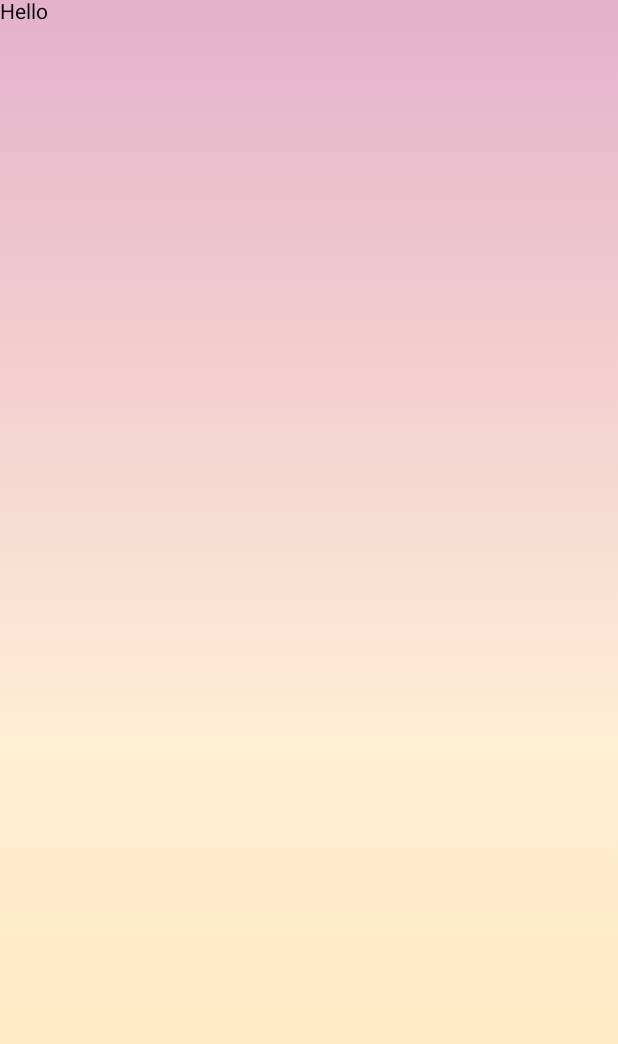
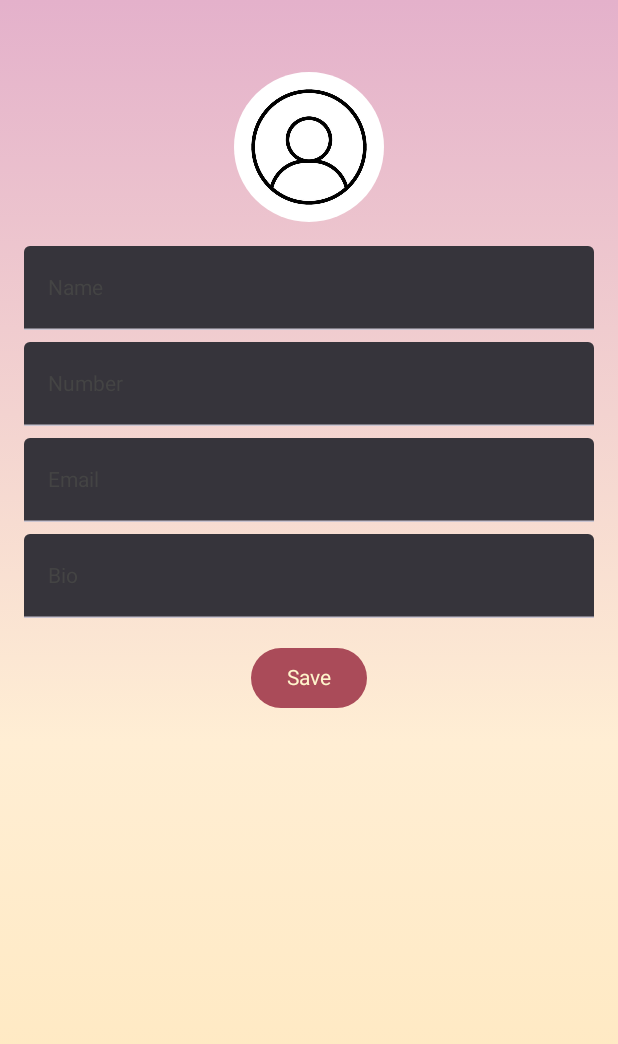
Before and after one commit to noomenehajer/ParentPath, an Android app built with Jetpack Compose: the ProfileScreen screen opened through its navigation route, on a phone screen of 412 x 824 dp. Shown: the top 1044 px of the screen. Run offline under Robolectric (Android 15) with nearby library versions, the phone set to English and light mode, and no system bars.

Commit message:
profile ui

```diff
--- a/app/src/main/java/com/androidlead/parentpath/ui/screen/profile/ProfileScreen.kt
+++ b/app/src/main/java/com/androidlead/parentpath/ui/screen/profile/ProfileScreen.kt
@@ -1,21 +1,37 @@
 package com.androidlead.parentpath.ui.screen.profile
 
+import androidx.compose.foundation.Image
 import androidx.compose.foundation.background
 import androidx.compose.foundation.layout.Column
+import androidx.compose.foundation.layout.Spacer
 import androidx.compose.foundation.layout.fillMaxSize
 import androidx.compose.foundation.layout.fillMaxWidth
-import androidx.compose.material.Button
+import androidx.compose.foundation.layout.padding
+import androidx.compose.foundation.layout.size
+import androidx.compose.foundation.layout.height
+import androidx.compose.foundation.shape.CircleShape
+import androidx.compose.material3.Button
 import androidx.compose.material.Text
-import androidx.compose.material.TextField
+import androidx.compose.material3.TextField
+import androidx.compose.material3.ButtonDefaults
 import androidx.compose.runtime.Composable
 import androidx.compose.runtime.mutableStateOf
 import androidx.compose.runtime.remember
+import androidx.compose.ui.Alignment
 import androidx.compose.ui.Modifier
+import androidx.compose.ui.draw.clip
 import androidx.compose.ui.graphics.Brush
-import androidx.compose.ui.tooling.preview.Preview
+import androidx.compose.ui.graphics.Color
+import androidx.compose.ui.layout.ContentScale
+import androidx.compose.ui.res.painterResource
+import androidx.compose.ui.text.style.TextAlign
+import androidx.compose.ui.unit.dp
+import com.androidlead.parentpath.R
 import com.androidlead.parentpath.ui.theme.PrimaryPinkBlended
 import com.androidlead.parentpath.ui.theme.PrimaryYellow
 import com.androidlead.parentpath.ui.theme.PrimaryYellowLight
+import androidx.compose.foundation.shape.RoundedCornerShape
+import androidx.compose.material3.TextFieldDefaults
 
 @Composable
 fun ProfileScreen(
@@ -32,7 +48,81 @@ fun ProfileScreen(
                     1f to PrimaryYellow
                 )
             )
+            .padding(16.dp),
+        horizontalAlignment = Alignment.CenterHorizontally
     ) {
-        Text(text = "Hello", modifier = Modifier.fillMaxWidth())
+        Spacer(modifier = Modifier.height(32.dp)) // Add space at the top
+
+        // Profile Picture
+        Image(
+            painter = painterResource(R.drawable.avatar),
+            contentDescription = "Profile Picture",
+            modifier = Modifier
+                .size(100.dp)
+                .clip(CircleShape),
+            contentScale = ContentScale.Crop
+        )
+        Spacer(modifier = Modifier.height(16.dp))
+
+        // Editable Fields
+        val name = remember { mutableStateOf("") }
+        val number = remember { mutableStateOf("") }
+        val email = remember { mutableStateOf("") }
+        val bio = remember { mutableStateOf("") }
+
+        TextField(
+            value = name.value,
+            onValueChange = { name.value = it },
+            label = { Text("Name", color = Color.DarkGray) },
+            modifier = Modifier
+                .fillMaxWidth()
+                .background(Color.White, shape = RoundedCornerShape(8.dp)),
+
+        )
+        Spacer(modifier = Modifier.height(8.dp))
+
+        TextField(
+            value = number.value,
+            onValueChange = { number.value = it },
+            label = { Text("Number", color = Color.DarkGray) },
+            modifier = Modifier
+                .fillMaxWidth()
+                .background(Color.White, shape = RoundedCornerShape(8.dp)),
+
+        )
+        Spacer(modifier = Modifier.height(8.dp))
+
+        TextField(
+            value = email.value,
+            onValueChange = { email.value = it },
+            label = { Text("Email", color = Color.DarkGray) },
+            modifier = Modifier
+                .fillMaxWidth()
+                .background(Color.White, shape = RoundedCornerShape(8.dp)),
+
+        )
+        Spacer(modifier = Modifier.height(8.dp))
+
+        TextField(
+            value = bio.value,
+            onValueChange = { bio.value = it },
+            label = { Text("Bio", color = Color.DarkGray) },
+            modifier = Modifier
+                .fillMaxWidth()
+                .background(Color.White, shape = RoundedCornerShape(8.dp)),
+
+        )
+        Spacer(modifier = Modifier.height(16.dp))
+
+        // Save Button
+        Button(
+            onClick = { /* Save user info */ },
+            colors = ButtonDefaults.buttonColors(
+                containerColor = Color(0xFFAA4B59),
+                contentColor = Color(0xFFFFF5CC)
+            )
+        ) {
+            Text("Save", color = Color(0xFFFFF5CC))
+        }
     }
 }
```
